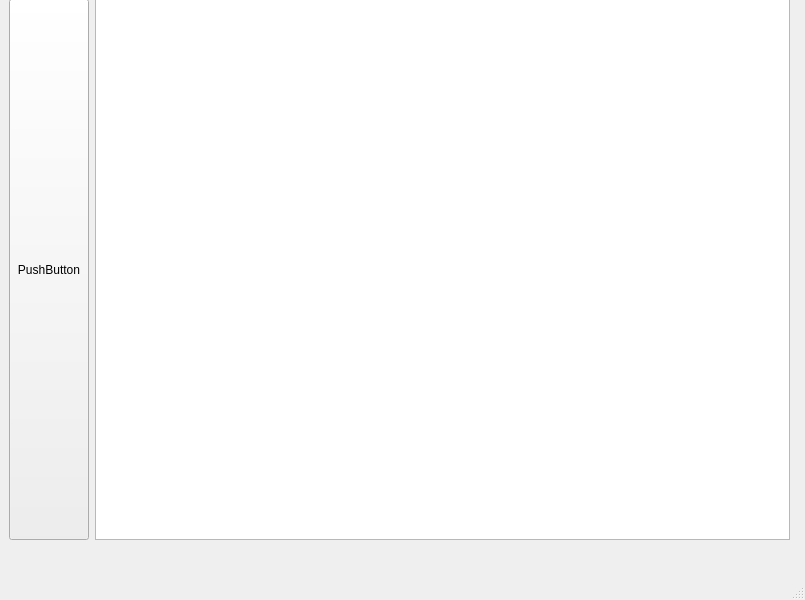
The window that MainWindow.ui (Sycther/bluetooth-util) describes before a commit, drawn with Qt 5.
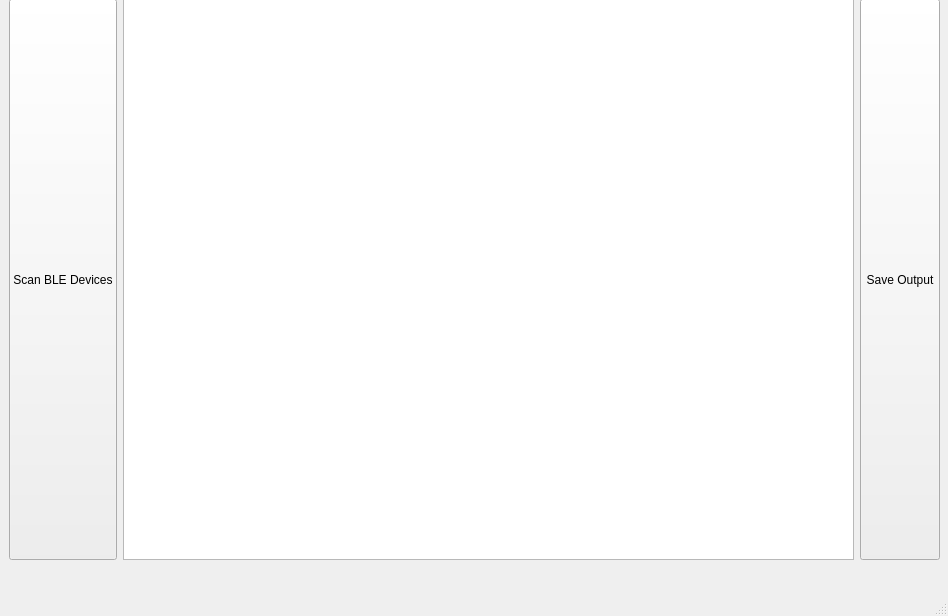
The same window after the commit.

The edit to the form file:
```diff
--- a/MainWindow.ui
+++ b/MainWindow.ui
@@ -6,25 +6,31 @@
    <rect>
     <x>0</x>
     <y>0</y>
-    <width>805</width>
-    <height>600</height>
+    <width>948</width>
+    <height>616</height>
    </rect>
   </property>
   <property name="windowTitle">
    <string>MainWindow</string>
   </property>
   <widget class="QWidget" name="centralwidget">
+   <property name="sizePolicy">
+    <sizepolicy hsizetype="Expanding" vsizetype="Expanding">
+     <horstretch>0</horstretch>
+     <verstretch>0</verstretch>
+    </sizepolicy>
+   </property>
    <widget class="QWidget" name="horizontalWidget" native="true">
     <property name="geometry">
      <rect>
       <x>9</x>
       <y>-1</y>
-      <width>781</width>
-      <height>541</height>
+      <width>931</width>
+      <height>561</height>
      </rect>
     </property>
     <property name="sizePolicy">
-     <sizepolicy hsizetype="Maximum" vsizetype="Maximum">
+     <sizepolicy hsizetype="Expanding" vsizetype="Expanding">
       <horstretch>0</horstretch>
       <verstretch>0</verstretch>
      </sizepolicy>
@@ -42,12 +48,32 @@
         </sizepolicy>
        </property>
        <property name="text">
-        <string>PushButton</string>
+        <string>Scan BLE Devices</string>
        </property>
       </widget>
      </item>
      <item>
-      <widget class="QListWidget" name="list"/>
+      <widget class="QListWidget" name="list">
+       <property name="sizePolicy">
+        <sizepolicy hsizetype="Expanding" vsizetype="Expanding">
+         <horstretch>0</horstretch>
+         <verstretch>0</verstretch>
+        </sizepolicy>
+       </property>
+      </widget>
+     </item>
+     <item>
+      <widget class="QPushButton" name="saveBtn">
+       <property name="sizePolicy">
+        <sizepolicy hsizetype="Minimum" vsizetype="Expanding">
+         <horstretch>0</horstretch>
+         <verstretch>0</verstretch>
+        </sizepolicy>
+       </property>
+       <property name="text">
+        <string>Save Output</string>
+       </property>
+      </widget>
      </item>
     </layout>
    </widget>
```
Left out of the diff: 21 changed lines with no effect on the pictures.
